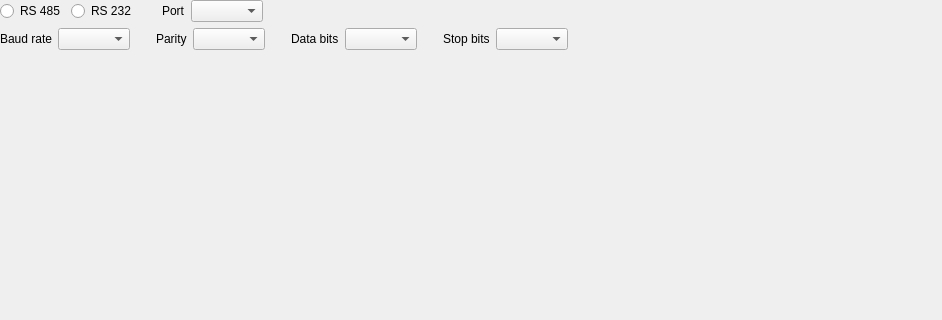
Above: src/rtu_widget.ui from ipeperko/modbus-tester before the change; both pictures show x 0 to 942 and y 0 to 320 of the 942 by 706 pixel window. Below: the same form after it.
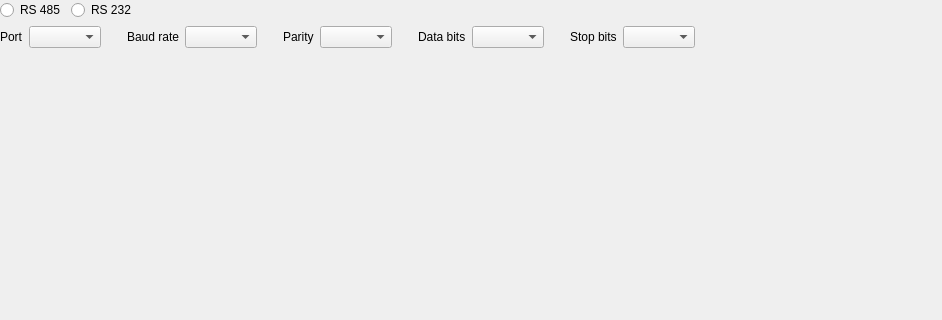
That is the form after the change.

Commit message: load, save rtu widget settings

What changed in the file:
```diff
--- a/src/rtu_widget.ui
+++ b/src/rtu_widget.ui
@@ -46,17 +46,16 @@
            </property>
           </widget>
          </item>
+        </layout>
+       </item>
          <item>
-          <spacer name="horizontalSpacer_7">
+        <spacer name="horizontalSpacer_2">
            <property name="orientation">
             <enum>Qt::Horizontal</enum>
            </property>
-           <property name="sizeType">
-            <enum>QSizePolicy::Fixed</enum>
-           </property>
            <property name="sizeHint" stdset="0">
             <size>
-             <width>20</width>
+           <width>40</width>
              <height>20</height>
             </size>
            </property>
@@ -64,6 +63,8 @@
          </item>
         </layout>
        </item>
+     <item>
+      <layout class="QHBoxLayout" name="horizontalLayout_5">
        <item>
         <widget class="QLabel" name="label_8">
          <property name="text">
@@ -75,22 +76,21 @@
         <widget class="QComboBox" name="comboBox_SerialDevice"/>
        </item>
        <item>
-        <spacer name="horizontalSpacer_2">
+        <spacer name="horizontalSpacer_7">
          <property name="orientation">
           <enum>Qt::Horizontal</enum>
          </property>
+         <property name="sizeType">
+          <enum>QSizePolicy::Fixed</enum>
+         </property>
          <property name="sizeHint" stdset="0">
           <size>
-           <width>40</width>
+           <width>20</width>
            <height>20</height>
           </size>
          </property>
         </spacer>
        </item>
-      </layout>
-     </item>
-     <item>
-      <layout class="QHBoxLayout" name="horizontalLayout_5">
        <item>
         <widget class="QLabel" name="label_9">
          <property name="text">
```
Lines whose indentation alone changed are shown as unchanged. The commit also changes 3 other files.
